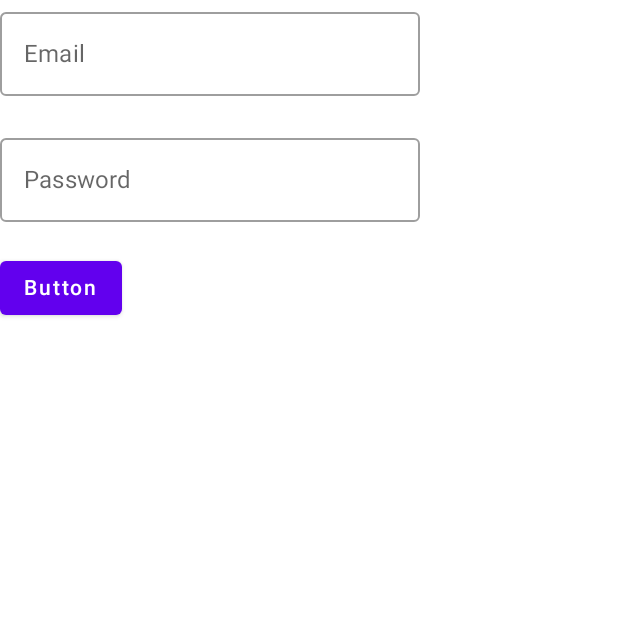
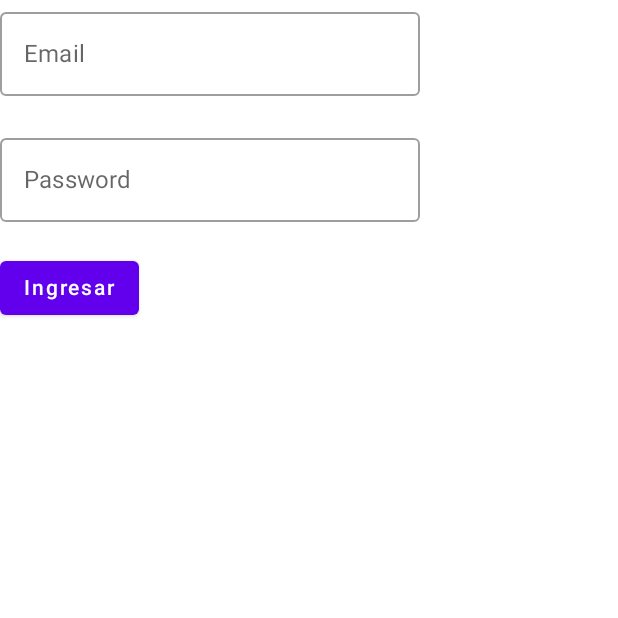
Before and after one commit to PieroAp123/ArchitectureCleanCompose, an Android app built with Jetpack Compose: the screen it shows after launch (LoginCompose), on a phone screen of 412 x 824 dp, the top half of it. Run offline under Robolectric (Android 15) with nearby library versions, the phone set to English and light mode, and no system bars; our stand-ins replace livedata-compose.

Commit message:
modificació arquitectura clean

```diff
--- a/app/src/main/java/com/everis/application/screens/login/LoginCompose.kt
+++ b/app/src/main/java/com/everis/application/screens/login/LoginCompose.kt
@@ -53,11 +53,11 @@ class LoginCompose: ComponentActivity() {
                     var emailCesar: String = cifraCesar(20, textEmail)
                     var passCesar: String = cifraCesar(20, textPassword)
                     Button(onClick = { Toast.makeText(this@LoginCompose, "el correo es: $textEmail, contraseña: $textPassword", Toast.LENGTH_SHORT).show()
-                        loginViewModel.doLogin2(emailCesar, passCesar)
+                        loginViewModel.doLogin(emailCesar, passCesar)
                         Log.e("email encriptado", emailCesar)
                         Log.e("pass encriptado", passCesar)
                     }) {
-                        Text("Button")
+                        Text("Ingresar")
                     }
                 }
 
--- a/app/src/main/java/com/everis/application/screens/login/LoginViewModel.kt
+++ b/app/src/main/java/com/everis/application/screens/login/LoginViewModel.kt
@@ -12,6 +12,7 @@ import com.everis.domain.entities.*
 import com.everis.domain.extensions.toError
 import com.everis.domain.usecases.LoginUseCase
 import kotlinx.coroutines.CoroutineExceptionHandler
+import kotlinx.coroutines.DelicateCoroutinesApi
 import kotlinx.coroutines.GlobalScope
 import kotlinx.coroutines.launch
 import okhttp3.MediaType.Companion.toMediaTypeOrNull
@@ -38,6 +39,7 @@ open class LoginViewModel(
     private val api2 = ApiServiceCikla().getRetrofit2()
     private val userListString = MutableLiveData<UserDataResponse>()
 
+    @DelicateCoroutinesApi
     fun doLogin(username: String, password: String) {
 
         GlobalScope.launch(dispatcherProvider.IO + CoroutineExceptionHandler { _, ex ->
--- a/data/src/main/java/com/everis/data/network/di/NetworkModule.kt
+++ b/data/src/main/java/com/everis/data/network/di/NetworkModule.kt
@@ -1,6 +1,7 @@
 package com.everis.data.network.di
 
 import android.content.Context
+import com.everis.data.BuildConfig
 import com.everis.data.network.ApiConfig
 import com.everis.data.network.repository.LoginRepository
 import com.everis.data.network.utils.AUTHORIZATION
@@ -34,7 +35,6 @@ val networkModule = module {
     single { providerHttpLoggingInterceptor() }
     single { providerCache(get()) }
     single { ApiInterceptor(get(), get()) }
-    //single { ConnectionFactory(get()) }
     single { providerOkHttpClient(get(), get())}
     single { providerRetrofit(getProperty(BASE_URL), get()) }
     single { providerApi(get()) }
@@ -56,8 +56,7 @@ fun providerRetrofit(baseUrl: String, client: OkHttpClient): Retrofit {
 
 fun providerOkHttpClient(
     httpLoggingInterceptor: HttpLoggingInterceptor,
-    apiInterceptor: ApiInterceptor,
-    //connectionFactory: ConnectionFactory
+    apiInterceptor: ApiInterceptor
 ): OkHttpClient {
     return OkHttpClient.Builder()
         .connectTimeout(TIMEOUT, TimeUnit.SECONDS)
@@ -65,10 +64,6 @@ fun providerOkHttpClient(
         .readTimeout(TIMEOUT, TimeUnit.SECONDS)
         .addInterceptor(httpLoggingInterceptor)
         .addInterceptor(apiInterceptor)
-        /*.sslSocketFactory(
-            connectionFactory.getSSLSocketFactory(),
-            connectionFactory.getX509TrustManagerV2()
-        )*/
         .build()
 }
 
@@ -79,7 +74,7 @@ fun providerCache(context: Context): Cache {
 
 fun providerHttpLoggingInterceptor(): HttpLoggingInterceptor {
     val logging = HttpLoggingInterceptor()
-    //logging.level = if (BuildConfig.DEBUG) HttpLoggingInterceptor.Level.BODY else HttpLoggingInterceptor.Level.NONE
+    logging.level = if (BuildConfig.DEBUG) HttpLoggingInterceptor.Level.BODY else HttpLoggingInterceptor.Level.NONE
     return logging
 }
 
@@ -88,8 +83,8 @@ class ApiInterceptor(private val context: Context, private val sharedPreferences
     override fun intercept(chain: Interceptor.Chain): Response {
         var request = chain.request()
         request = request.newBuilder()
-            //.header("Authorization", AUTHORIZATION + sharedPreferences.getString(PREFERENCE_TOKEN))
-            //.header("x-os", PLATFORM)
+            .header("Authorization", AUTHORIZATION + sharedPreferences.getString(PREFERENCE_TOKEN))
+            .header("x-os", PLATFORM)
             /*.header("x-density", getDensity(context).toString())
             .header("x-width", getWidht(context).toString())
             .header("x-height", getHeight(context).toString())*/
@@ -99,7 +94,7 @@ class ApiInterceptor(private val context: Context, private val sharedPreferences
 }
 
 
-class ConnectionFactory(private val keyManager: Array<KeyManager>? = null) {
+/*class ConnectionFactory(private val keyManager: Array<KeyManager>? = null) {
 
     private var sslSocketFactory: SSLSocketFactory? = null
     private var x509TrustManager: X509TrustManager? = null
@@ -133,5 +128,4 @@ class ConnectionFactory(private val keyManager: Array<KeyManager>? = null) {
             }
         }
         return x509TrustManager!!
-    }
-}
+    }*/
--- a/domain/src/main/java/com/everis/domain/entities/CustomResult.kt
+++ b/domain/src/main/java/com/everis/domain/entities/CustomResult.kt
@@ -1,10 +1,6 @@
 package com.everis.domain.entities
 
 sealed class CustomResult<out T> {
-    data class OnSuccess<out T>(val data: T) : CustomResult<T>()
-    data class OnError<out T>(val error: CustomError) : CustomResult<T>()
-}
-sealed class CustomResult2<out T> {
     data class OnSuccess<out T>(val data: T) : CustomResult<T>()
     data class OnError<out T>(val error: CustomError) : CustomResult<T>()
 }
```
